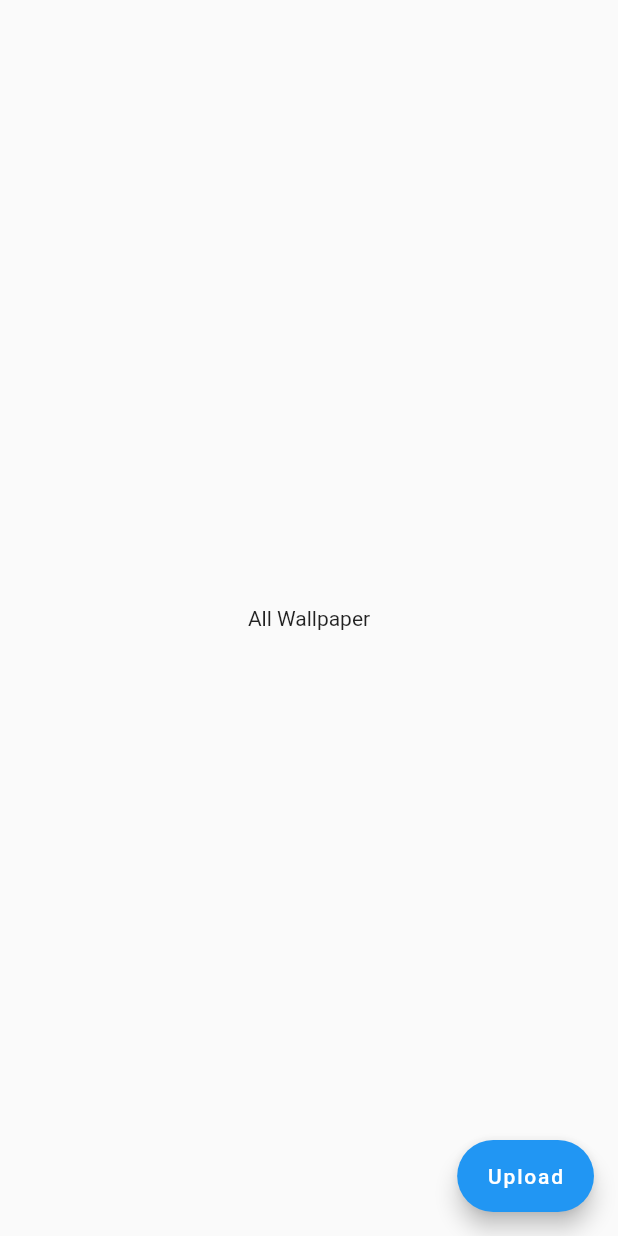
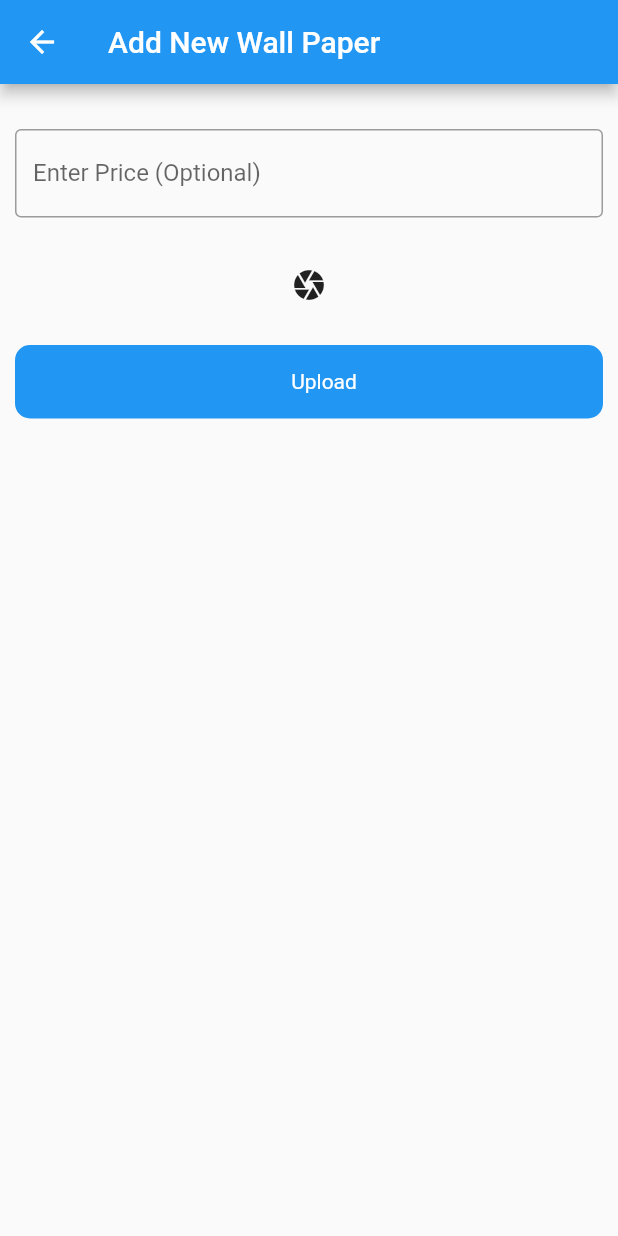
Before and after one commit to Destiny-Ed/Wallpaper_application, a Flutter app: the WallPaperHomePage screen opened directly, after a tap on "Upload", on a phone screen of 412 x 824 dp. Run offline on Flutter 3.47's test engine with Material 2 defaults, Android fonts, the phone set to English and light mode, and no system bars.

Commit message:
Add wallpaper page created

```diff
--- /dev/null
+++ b/lib/Screens/BottomNavPages/WallPaper_Page/add_wallpaper_page.dart
@@ -0,0 +1,55 @@
+import 'package:flutter/material.dart';
+import 'package:wallpaper_app/Widget/custom_button.dart';
+
+class AddWallPaperPage extends StatefulWidget {
+  const AddWallPaperPage({Key? key}) : super(key: key);
+
+  @override
+  State<AddWallPaperPage> createState() => _AddWallPaperPageState();
+}
+
+class _AddWallPaperPageState extends State<AddWallPaperPage> {
+  TextEditingController controller = TextEditingController();
+  @override
+  Widget build(BuildContext context) {
+    return Scaffold(
+      appBar: AppBar(title: const Text('Add New Wall Paper')),
+      body: CustomScrollView(
+        slivers: [
+          SliverToBoxAdapter(
+            child: Padding(
+                padding: const EdgeInsets.all(10),
+                child: Column(
+                  children: [
+                    const SizedBox(
+                      height: 20,
+                    ),
+                    TextFormField(
+                      controller: controller,
+                      decoration: const InputDecoration(
+                        label: Text('Enter Price (Optional)'),
+                        border: OutlineInputBorder(),
+                      ),
+                    ),
+                    const SizedBox(
+                      height: 20,
+                    ),
+                    GestureDetector(
+                      onTap: () {},
+                      child: const SizedBox(
+                          height: 50, width: 50, child: Icon(Icons.camera)),
+                    ),
+                    customButtom(
+                      text: 'Upload',
+                      onTap: () {},
+                      textColor: Colors.white,
+                      bgColor: Colors.blue,
+                    )
+                  ],
+                )),
+          )
+        ],
+      ),
+    );
+  }
+}
--- a/lib/Screens/BottomNavPages/all_wallpaper_page.dart
+++ b/lib/Screens/BottomNavPages/WallPaper_Page/all_wallpaper_page.dart
@@ -1,4 +1,6 @@
 import 'package:flutter/material.dart';
+import 'package:wallpaper_app/Screens/BottomNavPages/WallPaper_Page/add_wallpaper_page.dart';
+import 'package:wallpaper_app/Utils/routers.dart';
 
 class WallPaperHomePage extends StatefulWidget {
   const WallPaperHomePage({Key? key}) : super(key: key);
@@ -13,7 +15,10 @@ class _WallPaperHomePageState extends State<WallPaperHomePage> {
     return Scaffold(
       body: const Center(child: Text("All Wallpaper")),
       floatingActionButton: FloatingActionButton.extended(
-          onPressed: () {}, label: const Text('Upload')),
+          onPressed: () {
+            nextPage(context: context, page: const AddWallPaperPage());
+          },
+          label: const Text('Upload')),
     );
   }
 }
--- a/lib/Screens/main_activity.dart
+++ b/lib/Screens/main_activity.dart
@@ -1,5 +1,5 @@
 import 'package:flutter/material.dart';
-import 'package:wallpaper_app/Screens/BottomNavPages/all_wallpaper_page.dart';
+import 'package:wallpaper_app/Screens/BottomNavPages/WallPaper_Page/all_wallpaper_page.dart';
 import 'package:wallpaper_app/Screens/BottomNavPages/dowload_page.dart';
 
 class MainActivityPage extends StatefulWidget {
```
